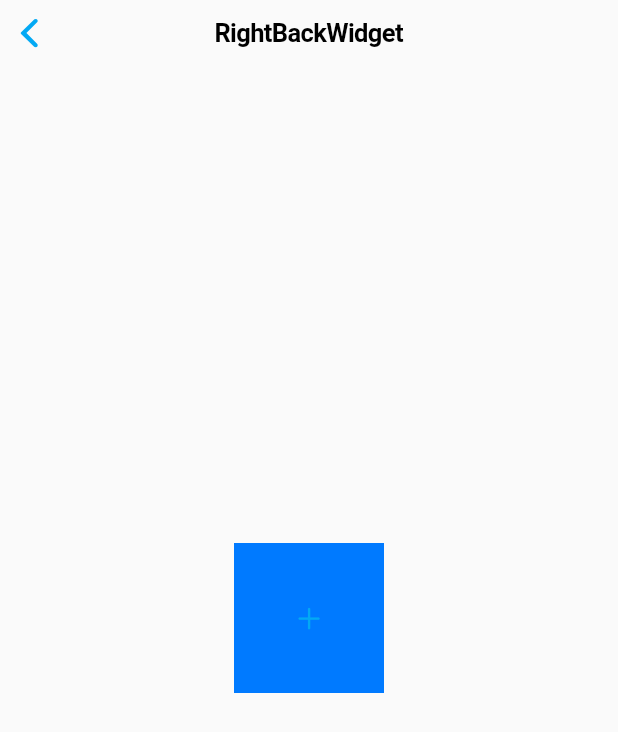
After one commit to ComexGit/flutter_demo, a Flutter app: the RightBackWidget screen opened directly, on a phone screen of 412 x 824 dp. The commit adds this screen. Shown: the top 732 px of the screen. Run offline on Flutter 3.47's test engine with Material 2 defaults, Android fonts, the phone set to English and light mode, and no system bars.

Commit message:
闪屏欢迎页，及苹果风格UIcupertino

```diff
--- a/lib/main.dart
+++ b/lib/main.dart
@@ -8,6 +8,8 @@ import 'widgets/WrapWidget.dart';
 import 'widgets/ExpansionTileWidget.dart';
 import 'widgets/ExpansionPanelListWidget.dart';
 import 'widgets/BezierCurveWidget.dart';
+import 'widgets/SplashScreenWidget.dart';
+import 'widgets/RightBackWidget.dart';
 
 void main() => runApp(MainDemo());
 
@@ -48,6 +50,8 @@ class HomePage extends StatelessWidget {
             "ExpansionTileWidget",
             "ExpansionPanelListWidget",
             "BezierCurveWidget",
+            "SplashScreenWidget",
+            "RightBackWidget",
           ],
           widgets: <Widget>[
             BottomNavigationWidget(),
@@ -59,6 +63,8 @@ class HomePage extends StatelessWidget {
             ExpansionTileWidget(),
             ExpansionPanelListWidget(),
             BezierCurveWidget(),
+            SplashScreenWidget(),//push出来的，会有闪屏，直接添加在home上则不会
+            RightBackWidget(),
           ],
         ),
       ),
--- /dev/null
+++ b/lib/widgets/RightBackWidget.dart
@@ -0,0 +1,29 @@
+import 'package:flutter/cupertino.dart';
+import 'package:flutter/material.dart';
+
+class RightBackWidget extends StatelessWidget {
+  @override
+  Widget build(BuildContext context) {
+    return CupertinoPageScaffold(
+      navigationBar: CupertinoNavigationBar(
+          middle: Text('RightBackWidget'),
+          actionsForegroundColor: Colors.black),
+      child: Center(
+        child: Container(
+          height: 100.0,
+          width: 100.0,
+          color: CupertinoColors.activeBlue,
+          child: CupertinoButton(
+            child: Icon(CupertinoIcons.add),
+            onPressed: () {
+              Navigator.of(context)
+                  .push(CupertinoPageRoute(builder: (BuildContext context) {
+                return RightBackWidget();
+              }));
+            },
+          ),
+        ),
+      ),
+    );
+  }
+}
```
Also changed, not shown: lib/widgets/SplashScreenWidget.dart (added, +56 -0 lines).
